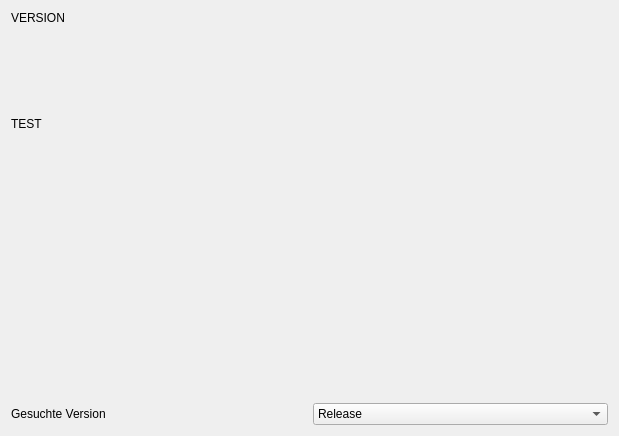
Old version of the form res/update_checker.ui in the repository jfeil/RegeltestCreator.
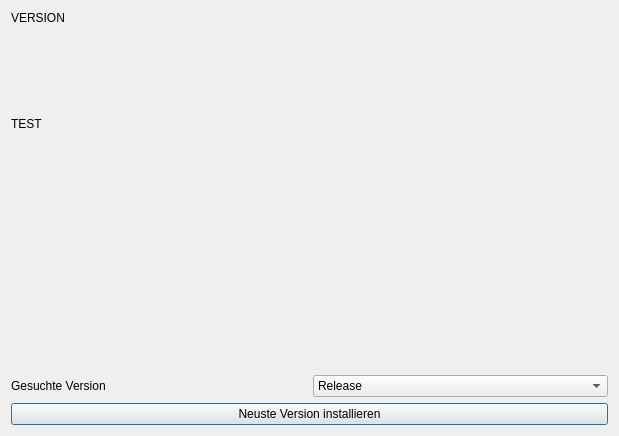
New version of the form.

```diff
--- a/res/update_checker.ui
+++ b/res/update_checker.ui
@@ -55,6 +55,13 @@
      </item>
     </layout>
    </item>
+   <item>
+    <widget class="QPushButton" name="install_update_button">
+     <property name="text">
+      <string>Neuste Version installieren</string>
+     </property>
+    </widget>
+   </item>
   </layout>
  </widget>
  <resources/>
```
